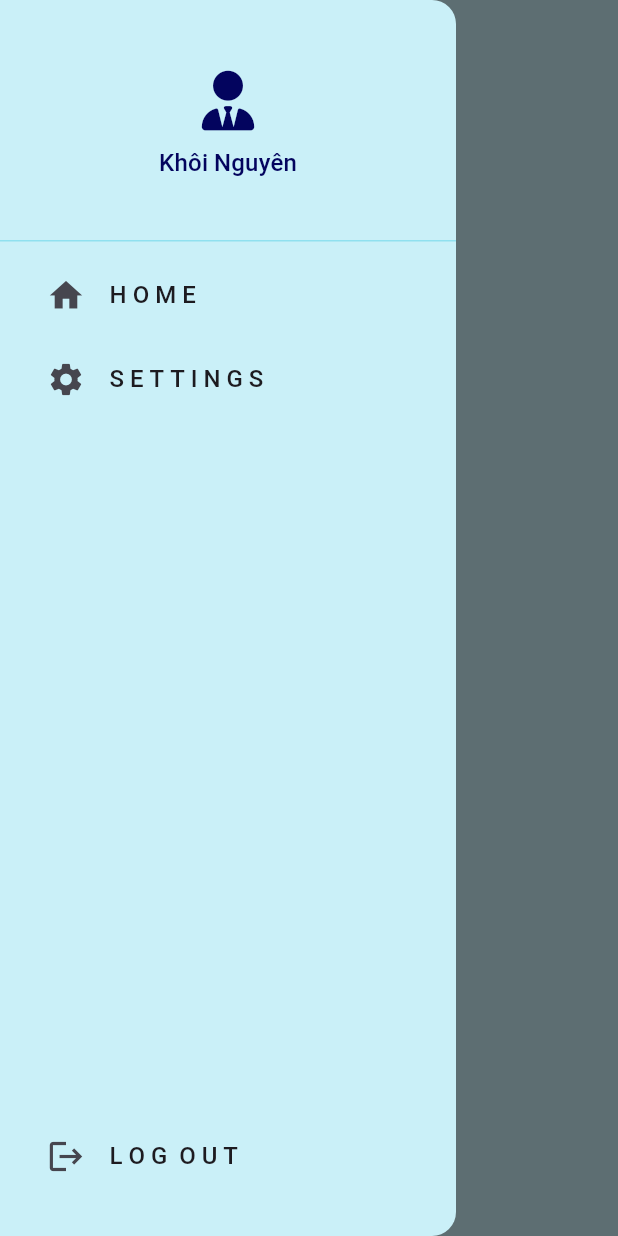
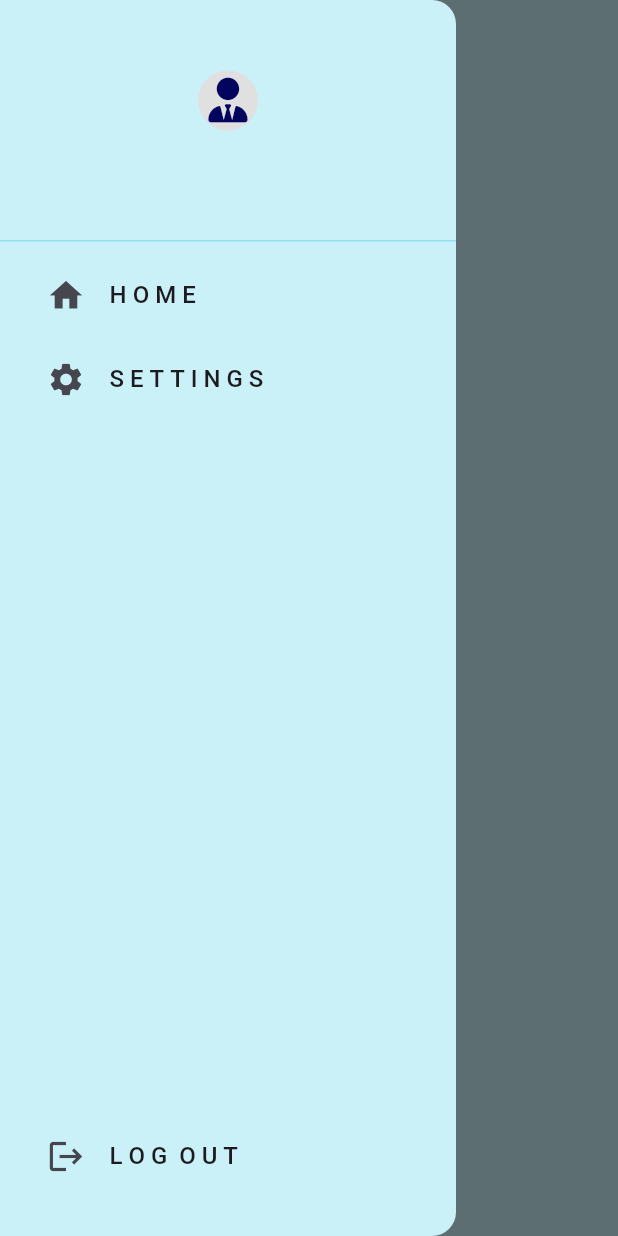
Before and after one commit to phankhoinguyen/chat-app, a Flutter app: the screen it shows once a user with an empty profile is signed in, with the side drawer open, on a phone screen of 412 x 824 dp. Run offline on Flutter 3.47's test engine with Material 3 defaults, Android fonts, the phone set to English and light mode, and no system bars; our stand-ins replace cloud_firestore, firebase_auth, firebase_core, firebase_storage, flutter_riverpod, font_awesome_flutter and 2 more; accounts and stored records are empty; Roboto replaces fonts that are missing (Cedora).

Commit message:
Fix bug username và avatar 8 tiếng

```diff
--- a/lib/main.dart
+++ b/lib/main.dart
@@ -1,7 +1,7 @@
 import 'package:firebase_core/firebase_core.dart';
 import 'package:flutter/material.dart';
 import 'package:flutter_riverpod/flutter_riverpod.dart';
-import 'package:leo_app/widgets/home_page_widgets/auth_gate.dart';
+import 'package:leo_app/pages/auth_gate.dart';
 import 'package:leo_app/firebase_options.dart';
 import 'package:leo_app/themes/light_mode.dart';
 
--- a/lib/pages/home_page.dart
+++ b/lib/pages/home_page.dart
@@ -1,13 +1,77 @@
+import 'package:firebase_auth/firebase_auth.dart';
 import 'package:flutter/material.dart';
+import 'package:flutter_riverpod/flutter_riverpod.dart';
+import 'package:font_awesome_flutter/font_awesome_flutter.dart';
+import 'package:leo_app/services/chat/chat_services.dart';
+import 'package:leo_app/services/chat/user_provider.dart';
 import 'package:leo_app/widgets/home_page_widgets/drawer_home.dart';
 
-class HomePage extends StatelessWidget {
+class HomePage extends ConsumerStatefulWidget {
   const HomePage({super.key});
+
+  @override
+  ConsumerState<HomePage> createState() => _HomePageState();
+}
+
+class _HomePageState extends ConsumerState<HomePage> {
   @override
   Widget build(BuildContext context) {
+    final chatService = ChatServices();
+    final currentUser = FirebaseAuth.instance.currentUser;
+    final userStream = chatService.getUser();
+    final getUsername = ref.watch(usernameProvider);
+
     return Scaffold(
       appBar: AppBar(centerTitle: true, title: const Text('Messenger')),
-      drawer: const DrawerHome(userName: 'Khôi Nguyên', profileImage: null),
+      drawer: DrawerHome(
+        username: getUsername.when(
+          data: (username) => username!,
+          error: (err, _) => 'Lỗi rùi',
+          loading: () => 'Loading...',
+        ),
+      ),
+      body: StreamBuilder(
+        stream: userStream,
+        builder: (context, snapshot) {
+          if (snapshot.hasError) {
+            return const Text('Error');
+          }
+          if (snapshot.connectionState == ConnectionState.waiting) {
+            return const CircularProgressIndicator();
+          }
+          if (!snapshot.hasData || snapshot.data!.isEmpty) {
+            return const Center(child: Text('No users found'));
+          }
+          final users =
+              snapshot.data!
+                  .where((user) => user['email'] != currentUser!.email)
+                  .toList();
+
+          return ListView.builder(
+            itemCount: users.length,
+            itemBuilder: (context, index) {
+              final user = users[index];
+              return ListTile(
+                onTap: () {},
+                leading:
+                    user['imageUrl'] == ''
+                        ? CircleAvatar(
+                          backgroundColor: Colors.grey.shade400,
+                          child: FaIcon(
+                            FontAwesomeIcons.userTie,
+                            size: 30,
+                            color: Theme.of(context).colorScheme.primary,
+                          ),
+                        )
+                        : CircleAvatar(
+                          backgroundImage: NetworkImage(user['imageUrl']),
+                        ),
+                title: Text(user['username']),
+              );
+            },
+          );
+        },
+      ),
     );
   }
 }
--- a/lib/services/chat/chat_services.dart
+++ b/lib/services/chat/chat_services.dart
@@ -4,11 +4,13 @@ final FirebaseFirestore _db = FirebaseFirestore.instance;
 
 // Lấy dữ liệu người dùng
 
+class ChatServices {
   Stream<List<Map<String, dynamic>>> getUser() {
-  return _db.collection('Users').snapshots().map((snapshot) {
+    return _db.collection('users').snapshots().map((snapshot) {
       return snapshot.docs.map((doc) {
         final user = doc.data();
         return user;
       }).toList();
     });
   }
+}
--- /dev/null
+++ b/lib/services/chat/user_provider.dart
@@ -0,0 +1,23 @@
+import 'package:cloud_firestore/cloud_firestore.dart';
+import 'package:firebase_auth/firebase_auth.dart';
+import 'package:flutter_riverpod/flutter_riverpod.dart';
+
+final avatarImgProvider = FutureProvider<String?>((ref) async {
+  final user = FirebaseAuth.instance.currentUser;
+  if (user == null) return null;
+
+  final doc =
+      await FirebaseFirestore.instance.collection('users').doc(user.uid).get();
+
+  return doc.data()?['imageUrl'] as String?;
+});
+
+final usernameProvider = FutureProvider<String?>((ref) async {
+  final user = FirebaseAuth.instance.currentUser;
+  if (user == null) return null;
+
+  final doc =
+      await FirebaseFirestore.instance.collection('users').doc(user.uid).get();
+
+  return doc.data()?['username'] as String?;
+});
--- a/lib/widgets/home_page_widgets/drawer_home.dart
+++ b/lib/widgets/home_page_widgets/drawer_home.dart
@@ -1,15 +1,13 @@
-import 'dart:io';
-
 import 'package:flutter/material.dart';
-import 'package:font_awesome_flutter/font_awesome_flutter.dart';
+import 'package:flutter_riverpod/flutter_riverpod.dart';
 import 'package:leo_app/services/auth/auth_services.dart';
 import 'package:leo_app/pages/setting_page.dart';
+import 'package:leo_app/services/chat/user_provider.dart';
+import 'package:leo_app/widgets/home_page_widgets/user_avatar.dart';
 
-class DrawerHome extends StatelessWidget {
-  const DrawerHome({super.key, required this.userName, this.profileImage});
-
-  final String userName;
-  final File? profileImage;
+class DrawerHome extends ConsumerWidget {
+  const DrawerHome({super.key, required this.username});
+  final String username;
 
   void logOut() {
     final _auth = AuthServices();
@@ -17,7 +15,7 @@ class DrawerHome extends StatelessWidget {
   }
 
   @override
-  Widget build(BuildContext context) {
+  Widget build(BuildContext context, WidgetRef ref) {
     return Drawer(
       backgroundColor: Theme.of(context).colorScheme.surface,
 
@@ -31,19 +29,10 @@ class DrawerHome extends StatelessWidget {
                   child: Column(
                     mainAxisAlignment: MainAxisAlignment.center,
                     children: [
-                      profileImage == null
-                          ? FaIcon(
-                            FontAwesomeIcons.userTie,
-                            size: 40,
-                            color: Theme.of(context).colorScheme.primary,
-                          )
-                          : CircleAvatar(
-                            radius: 30,
-                            backgroundImage: FileImage(profileImage!),
-                          ),
+                      const UserAvatar(),
                       const SizedBox(height: 10),
                       Text(
-                        'Khôi Nguyên',
+                        username!,
                         style: Theme.of(
                           context,
                         ).textTheme.titleMedium!.copyWith(
--- /dev/null
+++ b/lib/widgets/home_page_widgets/user_avatar.dart
@@ -0,0 +1,73 @@
+import 'dart:io';
+
+import 'package:cloud_firestore/cloud_firestore.dart';
+import 'package:firebase_auth/firebase_auth.dart';
+import 'package:firebase_storage/firebase_storage.dart';
+import 'package:flutter/material.dart';
+import 'package:flutter_riverpod/flutter_riverpod.dart';
+import 'package:font_awesome_flutter/font_awesome_flutter.dart';
+import 'package:image_picker/image_picker.dart';
+import 'package:leo_app/services/chat/user_provider.dart';
+
+class UserAvatar extends ConsumerStatefulWidget {
+  const UserAvatar({super.key});
+
+  @override
+  ConsumerState<UserAvatar> createState() => _UserAvatarState();
+}
+
+class _UserAvatarState extends ConsumerState<UserAvatar> {
+  final _db = FirebaseFirestore.instance;
+
+  void pickImg() async {
+    final currentUser = FirebaseAuth.instance.currentUser;
+    if (currentUser == null) {
+      return;
+    }
+    final pickedImg = await ImagePicker().pickImage(
+      source: ImageSource.camera,
+      imageQuality: 50,
+      maxWidth: 150,
+    );
+    if (pickedImg == null) return;
+    final imgFile = File(pickedImg.path);
+    final storageRef = FirebaseStorage.instance
+        .ref()
+        .child('user_images')
+        .child('${currentUser.uid}.jpg');
+    await storageRef.putFile(imgFile);
+    final imgUrl = await storageRef.getDownloadURL();
+    await _db.collection('users').doc(currentUser.uid).update({
+      'imageUrl': imgUrl,
+    });
+    ref.invalidate(avatarImgProvider);
+  }
+
+  @override
+  Widget build(BuildContext context) {
+    final avatar = ref.watch(avatarImgProvider);
+
+    return avatar.when(
+      data:
+          (url) => GestureDetector(
+            onTap: pickImg,
+            child:
+                url != ''
+                    ? CircleAvatar(
+                      radius: 30,
+                      backgroundImage: NetworkImage(url!),
+                    )
+                    : CircleAvatar(
+                      backgroundColor: Colors.grey.shade300,
+                      child: FaIcon(
+                        FontAwesomeIcons.userTie,
+                        size: 30,
+                        color: Theme.of(context).colorScheme.primary,
+                      ),
+                    ),
+          ),
+      loading: () => const CircleAvatar(child: CircularProgressIndicator()),
+      error: (e, _) => const CircleAvatar(child: Icon(Icons.error)),
+    );
+  }
+}
--- a/pubspec.yaml
+++ b/pubspec.yaml
@@ -40,6 +40,8 @@ dependencies:
   firebase_auth: ^5.5.3
   flutter_riverpod: ^2.6.1
   cloud_firestore: ^5.6.7
+  image_picker: ^1.1.2
+  firebase_storage: ^12.4.5
 
 dev_dependencies:
   flutter_test:
```
Also changed, not shown: lib/pages/login_form.dart (+4 -3 lines), lib/pages/register_form.dart (+5 -4 lines), lib/services/auth/auth_services.dart (+13 -1 lines), lib/pages/auth_gate.dart (renamed from lib/widgets/home_page_widgets/auth_gate.dart), lib/widgets/home_page_widgets/user_layout.dart (added), pubspec.lock. Lines whose indentation alone changed are shown as unchanged.
